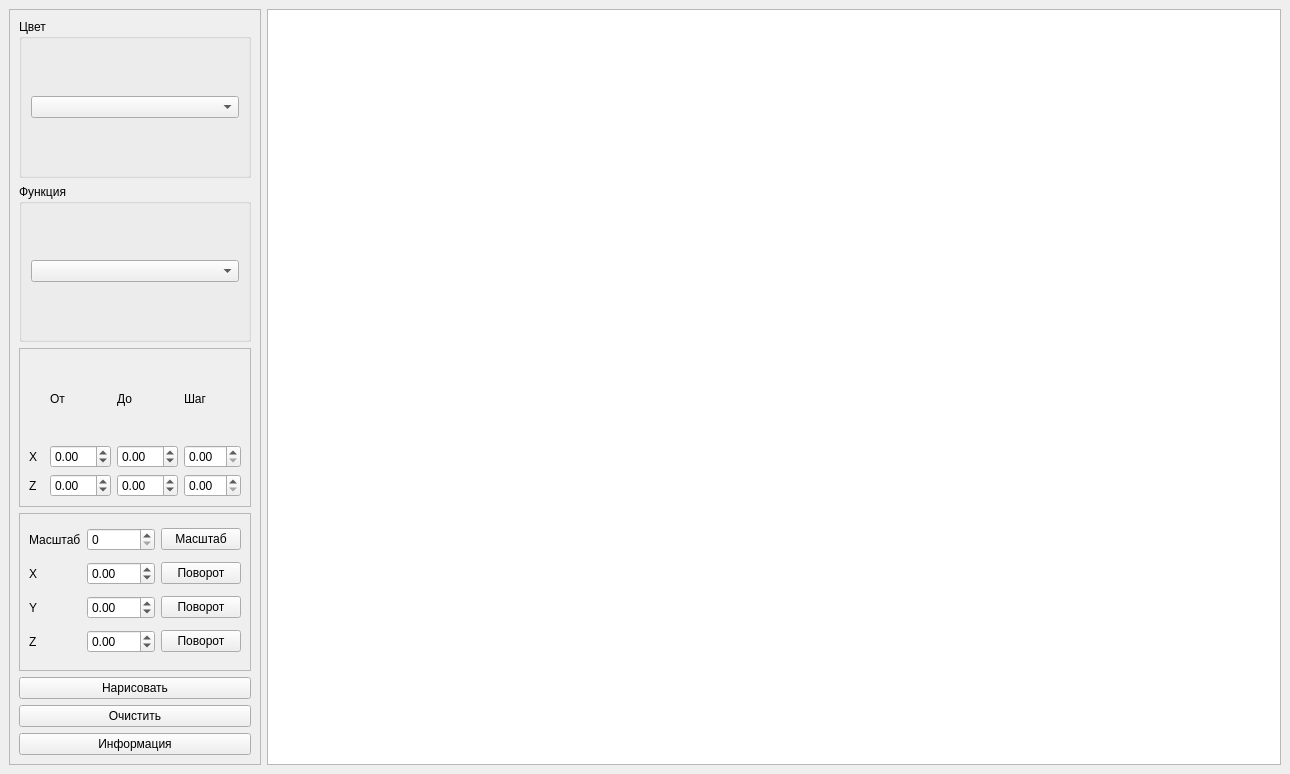
The window that lab_10/win.ui (Dashori/bmstu_computer_graphics) describes before a commit, drawn with Qt 5.
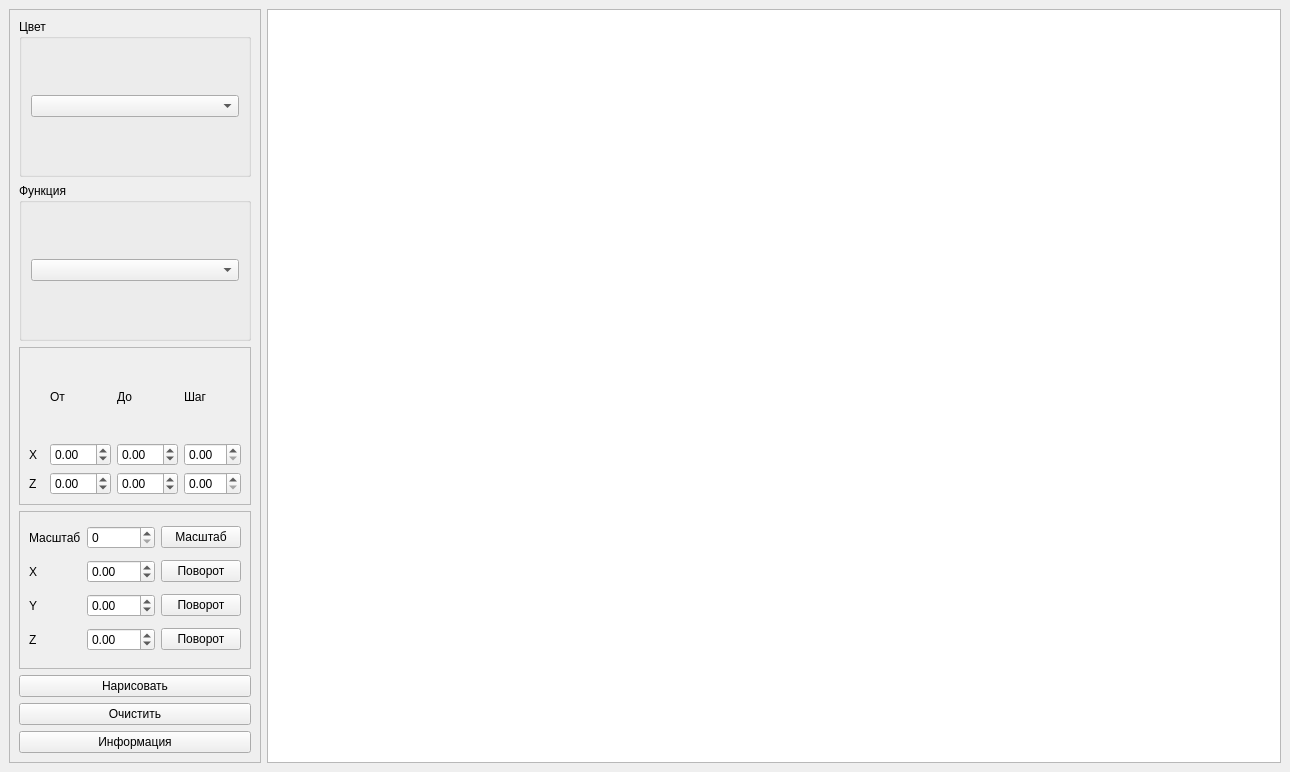
The same window after the commit.

Commit message: pass lab

```diff
--- a/lab_10/win.ui
+++ b/lab_10/win.ui
@@ -7,9 +7,15 @@
     <x>0</x>
     <y>0</y>
     <width>1290</width>
-    <height>774</height>
+    <height>772</height>
    </rect>
   </property>
+  <property name="sizePolicy">
+   <sizepolicy hsizetype="Preferred" vsizetype="MinimumExpanding">
+    <horstretch>0</horstretch>
+    <verstretch>0</verstretch>
+   </sizepolicy>
+  </property>
   <property name="windowTitle">
    <string>MainWindow</string>
   </property>
```
